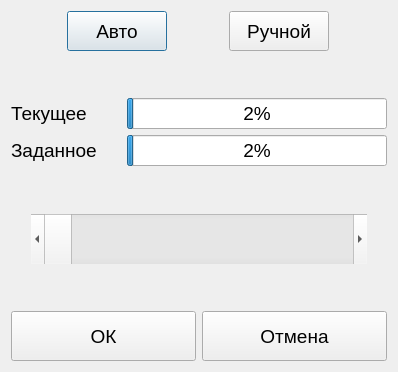
ciberslavik/climacore, file QtClient/QtClimaClient/Frames/Dialogs/ConfigValveDialog.ui: the form before one commit.
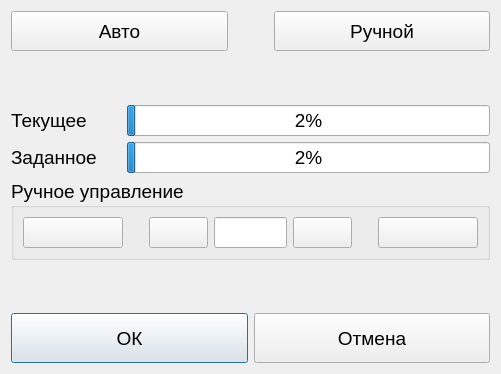
The form after the commit. Icons and pictures are not drawn. Custom widgets are drawn as their Qt base class.

The edit to the form file:
```diff
--- a/QtClient/QtClimaClient/Frames/Dialogs/ConfigValveDialog.ui
+++ b/QtClient/QtClimaClient/Frames/Dialogs/ConfigValveDialog.ui
@@ -6,8 +6,8 @@
    <rect>
     <x>0</x>
     <y>0</y>
-    <width>398</width>
-    <height>372</height>
+    <width>501</width>
+    <height>374</height>
    </rect>
   </property>
   <property name="font">
@@ -19,175 +19,7 @@
    <string>Dialog</string>
   </property>
   <layout class="QGridLayout" name="gridLayout">
-   <item row="0" column="0" colspan="3">
-    <layout class="QHBoxLayout" name="horizontalLayout">
-     <item>
-      <widget class="QPushButton" name="btnAuto">
-       <property name="minimumSize">
-        <size>
-         <width>100</width>
-         <height>40</height>
-        </size>
-       </property>
-       <property name="maximumSize">
-        <size>
-         <width>40</width>
-         <height>40</height>
-        </size>
-       </property>
-       <property name="text">
-        <string>Авто</string>
-       </property>
-       <property name="checkable">
-        <bool>true</bool>
-       </property>
-       <property name="autoExclusive">
-        <bool>true</bool>
-       </property>
-      </widget>
-     </item>
-     <item>
-      <widget class="QPushButton" name="btnManual">
-       <property name="minimumSize">
-        <size>
-         <width>100</width>
-         <height>40</height>
-        </size>
-       </property>
-       <property name="maximumSize">
-        <size>
-         <width>40</width>
-         <height>40</height>
-        </size>
-       </property>
-       <property name="text">
-        <string>Ручной</string>
-       </property>
-       <property name="iconSize">
-        <size>
-         <width>32</width>
-         <height>32</height>
-        </size>
-       </property>
-       <property name="checkable">
-        <bool>true</bool>
-       </property>
-       <property name="autoExclusive">
-        <bool>true</bool>
-       </property>
-      </widget>
-     </item>
-    </layout>
-   </item>
-   <item row="2" column="1" colspan="2">
-    <widget class="QProgressBar" name="barCurrent">
-     <property name="maximum">
-      <number>1000</number>
-     </property>
-     <property name="value">
-      <number>24</number>
-     </property>
-    </widget>
-   </item>
-   <item row="2" column="0">
-    <widget class="QLabel" name="label_2">
-     <property name="text">
-      <string>Текущее</string>
-     </property>
-    </widget>
-   </item>
-   <item row="4" column="0">
-    <spacer name="verticalSpacer_2">
-     <property name="orientation">
-      <enum>Qt::Vertical</enum>
-     </property>
-     <property name="sizeHint" stdset="0">
-      <size>
-       <width>20</width>
-       <height>40</height>
-      </size>
-     </property>
-    </spacer>
-   </item>
-   <item row="3" column="0">
-    <widget class="QLabel" name="label_3">
-     <property name="maximumSize">
-      <size>
-       <width>110</width>
-       <height>16777215</height>
-      </size>
-     </property>
-     <property name="text">
-      <string>Заданное</string>
-     </property>
-    </widget>
-   </item>
-   <item row="6" column="0">
-    <spacer name="verticalSpacer">
-     <property name="orientation">
-      <enum>Qt::Vertical</enum>
-     </property>
-     <property name="sizeHint" stdset="0">
-      <size>
-       <width>20</width>
-       <height>40</height>
-      </size>
-     </property>
-    </spacer>
-   </item>
-   <item row="5" column="0" colspan="3">
-    <layout class="QHBoxLayout" name="horizontalLayout_3">
-     <item>
-      <spacer name="horizontalSpacer">
-       <property name="orientation">
-        <enum>Qt::Horizontal</enum>
-       </property>
-       <property name="sizeType">
-        <enum>QSizePolicy::Fixed</enum>
-       </property>
-       <property name="sizeHint" stdset="0">
-        <size>
-         <width>20</width>
-         <height>20</height>
-        </size>
-       </property>
-      </spacer>
-     </item>
-     <item>
-      <widget class="QScrollBar" name="horizontalScrollBar">
-       <property name="minimumSize">
-        <size>
-         <width>0</width>
-         <height>50</height>
-        </size>
-       </property>
-       <property name="maximum">
-        <number>1000</number>
-       </property>
-       <property name="orientation">
-        <enum>Qt::Horizontal</enum>
-       </property>
-      </widget>
-     </item>
-     <item>
-      <spacer name="horizontalSpacer_2">
-       <property name="orientation">
-        <enum>Qt::Horizontal</enum>
-       </property>
-       <property name="sizeType">
-        <enum>QSizePolicy::Fixed</enum>
-       </property>
-       <property name="sizeHint" stdset="0">
-        <size>
-         <width>20</width>
-         <height>20</height>
-        </size>
-       </property>
-      </spacer>
-     </item>
-    </layout>
-   </item>
-   <item row="7" column="0" colspan="3">
+   <item row="6" column="0" colspan="3">
     <layout class="QHBoxLayout" name="horizontalLayout_2">
      <item>
       <widget class="QPushButton" name="btnAccept">
@@ -249,6 +81,19 @@
      </item>
     </layout>
    </item>
+   <item row="3" column="0">
+    <widget class="QLabel" name="label_3">
+     <property name="maximumSize">
+      <size>
+       <width>110</width>
+       <height>16777215</height>
+      </size>
+     </property>
+     <property name="text">
+      <string>Заданное</string>
+     </property>
+    </widget>
+   </item>
    <item row="3" column="1" colspan="2">
     <widget class="QProgressBar" name="barSetPoint">
      <property name="maximum">
@@ -259,6 +104,141 @@
      </property>
     </widget>
    </item>
+   <item row="2" column="0">
+    <widget class="QLabel" name="label_2">
+     <property name="text">
+      <string>Текущее</string>
+     </property>
+    </widget>
+   </item>
+   <item row="4" column="0" colspan="3">
+    <widget class="QGroupBox" name="grpManual">
+     <property name="title">
+      <string>Ручное управление</string>
+     </property>
+     <layout class="QHBoxLayout" name="horizontalLayout_4">
+      <item>
+       <layout class="QHBoxLayout" name="horizontalLayout_3">
+        <item>
+         <widget class="QPushButton" name="btnClose">
+          <property name="minimumSize">
+           <size>
+            <width>100</width>
+            <height>0</height>
+           </size>
+          </property>
+          <property name="text">
+           <string/>
+          </property>
+          <property name="icon">
+           <iconset resource="../../Resources.qrc">
+            <normaloff>:/Images/close_door.png</normaloff>:/Images/close_door.png</iconset>
+          </property>
+          <property name="iconSize">
+           <size>
+            <width>42</width>
+            <height>42</height>
+           </size>
+          </property>
+         </widget>
+        </item>
+        <item>
+         <spacer name="horizontalSpacer">
+          <property name="orientation">
+           <enum>Qt::Horizontal</enum>
+          </property>
+          <property name="sizeType">
+           <enum>QSizePolicy::Fixed</enum>
+          </property>
+          <property name="sizeHint" stdset="0">
+           <size>
+            <width>20</width>
+            <height>20</height>
+           </size>
+          </property>
+         </spacer>
+        </item>
+        <item>
+         <widget class="QPushButton" name="btnMinus">
+          <property name="text">
+           <string/>
+          </property>
+          <property name="icon">
+           <iconset resource="../../Resources.qrc">
+            <normaloff>:/Images/minus.png</normaloff>:/Images/minus.png</iconset>
+          </property>
+          <property name="iconSize">
+           <size>
+            <width>42</width>
+            <height>42</height>
+           </size>
+          </property>
+         </widget>
+        </item>
+        <item>
+         <widget class="QClickableLineEdit" name="txtManualValue"/>
+        </item>
+        <item>
+         <widget class="QPushButton" name="btnPlus">
+          <property name="text">
+           <string/>
+          </property>
+          <property name="icon">
+           <iconset resource="../../Resources.qrc">
+            <normaloff>:/Images/plus.png</normaloff>:/Images/plus.png</iconset>
+          </property>
+          <property name="iconSize">
+           <size>
+            <width>42</width>
+            <height>42</height>
+           </size>
+          </property>
+         </widget>
+        </item>
+        <item>
+         <spacer name="horizontalSpacer_2">
+          <property name="orientation">
+           <enum>Qt::Horizontal</enum>
+          </property>
+          <property name="sizeType">
+           <enum>QSizePolicy::Fixed</enum>
+          </property>
+          <property name="sizeHint" stdset="0">
+           <size>
+            <width>20</width>
+            <height>20</height>
+           </size>
+          </property>
+         </spacer>
+        </item>
+        <item>
+         <widget class="QPushButton" name="btnOpen">
+          <property name="minimumSize">
+           <size>
+            <width>100</width>
+            <height>0</height>
+           </size>
+          </property>
+          <property name="text">
+           <string/>
+          </property>
+          <property name="icon">
+           <iconset resource="../../Resources.qrc">
+            <normaloff>:/Images/open_door.png</normaloff>:/Images/open_door.png</iconset>
+          </property>
+          <property name="iconSize">
+           <size>
+            <width>42</width>
+            <height>42</height>
+           </size>
+          </property>
+         </widget>
+        </item>
+       </layout>
+      </item>
+     </layout>
+    </widget>
+   </item>
    <item row="1" column="0">
     <spacer name="verticalSpacer_3">
      <property name="orientation">
@@ -272,8 +252,114 @@
      </property>
     </spacer>
    </item>
+   <item row="5" column="0">
+    <spacer name="verticalSpacer">
+     <property name="orientation">
+      <enum>Qt::Vertical</enum>
+     </property>
+     <property name="sizeHint" stdset="0">
+      <size>
+       <width>20</width>
+       <height>40</height>
+      </size>
+     </property>
+    </spacer>
+   </item>
+   <item row="0" column="0" colspan="3">
+    <layout class="QHBoxLayout" name="horizontalLayout">
+     <item>
+      <widget class="QPushButton" name="btnAuto">
+       <property name="minimumSize">
+        <size>
+         <width>100</width>
+         <height>40</height>
+        </size>
+       </property>
+       <property name="maximumSize">
+        <size>
+         <width>16000</width>
+         <height>40</height>
+        </size>
+       </property>
+       <property name="text">
+        <string>Авто</string>
+       </property>
+       <property name="checkable">
+        <bool>true</bool>
+       </property>
+       <property name="autoExclusive">
+        <bool>true</bool>
+       </property>
+      </widget>
+     </item>
+     <item>
+      <spacer name="horizontalSpacer_3">
+       <property name="orientation">
+        <enum>Qt::Horizontal</enum>
+       </property>
+       <property name="sizeType">
+        <enum>QSizePolicy::Fixed</enum>
+       </property>
+       <property name="sizeHint" stdset="0">
+        <size>
+         <width>40</width>
+         <height>20</height>
+        </size>
+       </property>
+      </spacer>
+     </item>
+     <item>
+      <widget class="QPushButton" name="btnManual">
+       <property name="minimumSize">
+        <size>
+         <width>100</width>
+         <height>40</height>
+        </size>
+       </property>
+       <property name="maximumSize">
+        <size>
+         <width>16000</width>
+         <height>40</height>
+        </size>
+       </property>
+       <property name="text">
+        <string>Ручной</string>
+       </property>
+       <property name="iconSize">
+        <size>
+         <width>32</width>
+         <height>32</height>
+        </size>
+       </property>
+       <property name="checkable">
+        <bool>true</bool>
+       </property>
+       <property name="autoExclusive">
+        <bool>true</bool>
+       </property>
+      </widget>
+     </item>
+    </layout>
+   </item>
+   <item row="2" column="1" colspan="2">
+    <widget class="QProgressBar" name="barCurrent">
+     <property name="maximum">
+      <number>1000</number>
+     </property>
+     <property name="value">
+      <number>24</number>
+     </property>
+    </widget>
+   </item>
   </layout>
  </widget>
+ <customwidgets>
+  <customwidget>
+   <class>QClickableLineEdit</class>
+   <extends>QLineEdit</extends>
+   <header location="global">Controls/qclickablelineedit.h</header>
+  </customwidget>
+ </customwidgets>
  <resources>
   <include location="../../Resources.qrc"/>
  </resources>
```
